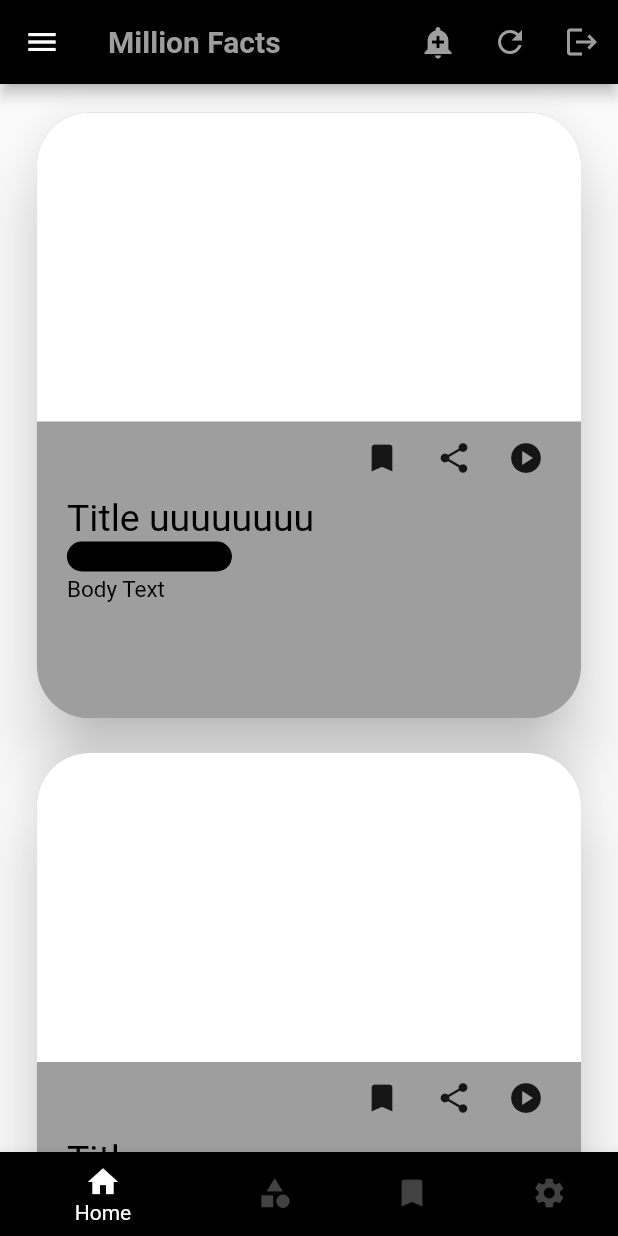
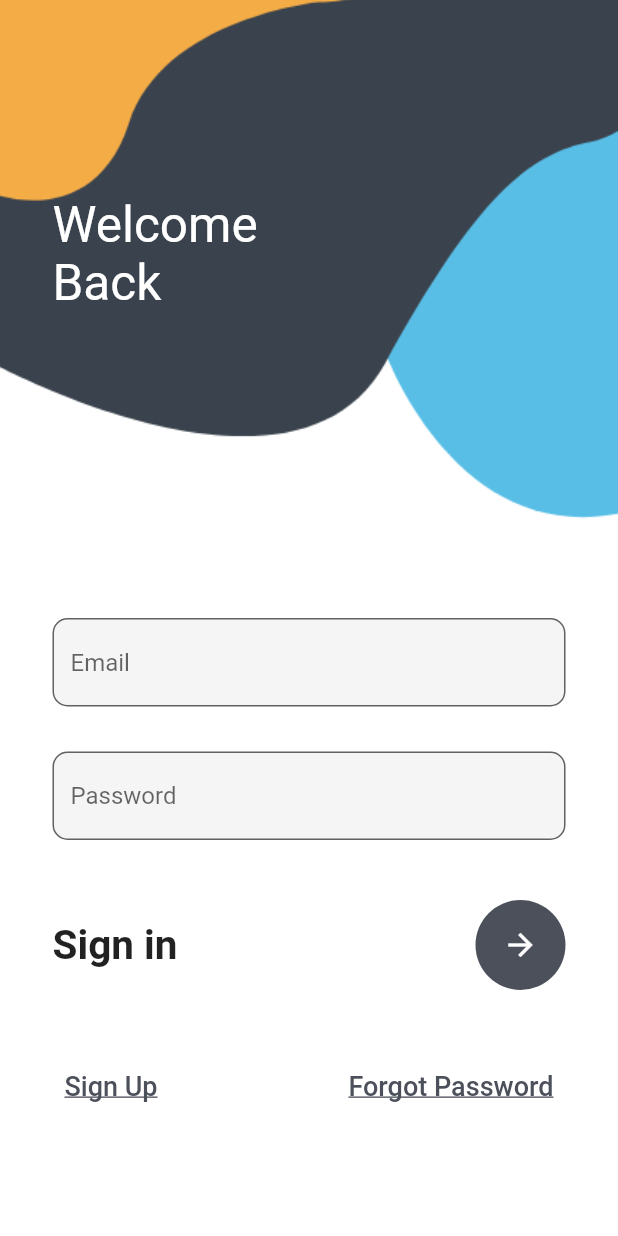
Before and after one commit to zahinaqthar/millionfact, a Flutter app: the screen it shows after launch, on a phone screen of 412 x 824 dp. Run offline on Flutter 3.47's test engine with Material 2 defaults, Android fonts, the phone set to English and light mode, and no system bars.

Commit message:
Menambahkan design login dan sign up

```diff
--- /dev/null
+++ b/lib/login.dart
@@ -0,0 +1,139 @@
+import 'package:flutter/material.dart';
+import 'package:testtextflutter/homePage.dart';
+
+class MyLogin extends StatefulWidget {
+  const MyLogin({Key? key}) : super(key: key);
+
+  @override
+  _MyLoginState createState() => _MyLoginState();
+}
+
+class _MyLoginState extends State<MyLogin> {
+  @override
+  Widget build(BuildContext context) {
+    return Container(
+      decoration: BoxDecoration(
+        image: DecorationImage(
+            image: AssetImage('assets/login.png'), fit: BoxFit.cover),
+      ),
+      child: Scaffold(
+        backgroundColor: Colors.transparent,
+        body: Stack(
+          children: [
+            Container(),
+            Container(
+              padding: EdgeInsets.only(left: 35, top: 130),
+              child: Text(
+                'Welcome\nBack',
+                style: TextStyle(color: Colors.white, fontSize: 33),
+              ),
+            ),
+            SingleChildScrollView(
+              child: Container(
+                padding: EdgeInsets.only(
+                    top: MediaQuery.of(context).size.height * 0.5),
+                child: Column(
+                  crossAxisAlignment: CrossAxisAlignment.start,
+                  children: [
+                    Container(
+                      margin: EdgeInsets.only(left: 35, right: 35),
+                      child: Column(
+                        children: [
+                          TextField(
+                            style: TextStyle(color: Colors.black),
+                            decoration: InputDecoration(
+                                fillColor: Colors.grey.shade100,
+                                filled: true,
+                                hintText: "Email",
+                                border: OutlineInputBorder(
+                                  borderRadius: BorderRadius.circular(10),
+                                )),
+                          ),
+                          SizedBox(
+                            height: 30,
+                          ),
+                          TextField(
+                            style: TextStyle(),
+                            obscureText: true,
+                            decoration: InputDecoration(
+                                fillColor: Colors.grey.shade100,
+                                filled: true,
+                                hintText: "Password",
+                                border: OutlineInputBorder(
+                                  borderRadius: BorderRadius.circular(10),
+                                )),
+                          ),
+                          SizedBox(
+                            height: 40,
+                          ),
+                          Row(
+                            mainAxisAlignment: MainAxisAlignment.spaceBetween,
+                            children: [
+                              Text(
+                                'Sign in',
+                                style: TextStyle(
+                                    fontSize: 27, fontWeight: FontWeight.w700),
+                              ),
+                              CircleAvatar(
+                                radius: 30,
+                                backgroundColor: Color(0xff4c505b),
+                                child: IconButton(
+                                    color: Colors.white,
+                                    onPressed: () {
+                                      Navigator.push(
+                                          context,
+                                          MaterialPageRoute(
+                                              builder: (context) =>
+                                                  homePage()));
+                                    },
+                                    icon: Icon(
+                                      Icons.arrow_forward,
+                                    )),
+                              )
+                            ],
+                          ),
+                          SizedBox(
+                            height: 40,
+                          ),
+                          Row(
+                            mainAxisAlignment: MainAxisAlignment.spaceBetween,
+                            children: [
+                              TextButton(
+                                onPressed: () {
+                                  Navigator.pushNamed(context, 'register');
+                                },
+                                child: Text(
+                                  'Sign Up',
+                                  textAlign: TextAlign.left,
+                                  style: TextStyle(
+                                      decoration: TextDecoration.underline,
+                                      color: Color(0xff4c505b),
+                                      fontSize: 18),
+                                ),
+                                style: ButtonStyle(),
+                              ),
+                              TextButton(
+                                  onPressed: () {},
+                                  child: Text(
+                                    'Forgot Password',
+                                    style: TextStyle(
+                                      decoration: TextDecoration.underline,
+                                      color: Color(0xff4c505b),
+                                      fontSize: 18,
+                                    ),
+                                  )),
+                            ],
+                          )
+                        ],
+                      ),
+                    )
+                  ],
+                ),
+              ),
+            ),
+          ],
+        ),
+      ),
+    );
+  }
+}
--- a/lib/main.dart
+++ b/lib/main.dart
@@ -1,7 +1,6 @@
 import 'package:flutter/material.dart';
-import 'package:testtextflutter/carddesign2.dart';
-import 'package:testtextflutter/carditemlist.dart';
-import 'package:testtextflutter/settinglist.dart';
+import 'package:testtextflutter/login.dart';
+import 'package:testtextflutter/register.dart';
 
 void main() {
   runApp(const MyApp());
@@ -15,155 +14,14 @@
 }
 
 class _MyWidgetState extends State<MyApp> {
-  int _selectedIndex = 0;
-  static const TextStyle optionStyle =
-      TextStyle(fontSize: 30, fontWeight: FontWeight.bold);
-  List<Widget> _widgetOptions = <Widget>[
-    cardlist(),
-    Text(
-      'Index 1',
-      style: optionStyle,
-    ),
-    Text(
-      'Index 2',
-      style: optionStyle,
-    ),
-    settingList(),
-  ];
-
-  void _onItemTapped(int index) {
-    setState(() {
-      _selectedIndex = index;
-    });
-  }
-
   @override
   Widget build(BuildContext context) {
     return MaterialApp(
-      home: Scaffold(
-        appBar: AppBar(
-          backgroundColor: Colors.black,
-          title: Text(
-            "Million Facts",
-            style: TextStyle(color: Colors.grey, fontWeight: FontWeight.bold),
-          ),
-          actions: <Widget>[
-            IconButton(
-              onPressed: () {},
-              color: Colors.grey,
-              icon: const Icon(Icons.add_alert),
-              tooltip: "show SnackBar",
-            ),
-            IconButton(
-              onPressed: () {},
-              color: Colors.grey,
-              icon: const Icon(Icons.refresh),
-              tooltip: "Refresh",
-            ),
-            IconButton(
-              onPressed: () {},
-              color: Colors.grey,
-              icon: const Icon(Icons.logout),
-              tooltip: "log out",
-            ),
-          ],
-        ),
-        body: _widgetOptions.elementAt(_selectedIndex),
-        bottomNavigationBar: BottomNavigationBar(
-          items: const <BottomNavigationBarItem>[
-            BottomNavigationBarItem(
-              icon: Icon(Icons.home),
-              label: 'Home',
-              backgroundColor: Colors.black,
-            ),
-            BottomNavigationBarItem(
-              icon: Icon(Icons.category),
-              label: 'Category',
-              backgroundColor: Colors.black,
-            ),
-            BottomNavigationBarItem(
-              icon: Icon(Icons.bookmark),
-              label: 'Bookmark',
-              backgroundColor: Colors.black,
-            ),
-            BottomNavigationBarItem(
-              icon: Icon(Icons.settings),
-              label: 'Settings',
-              backgroundColor: Colors.black,
-            ),
-          ],
-          currentIndex: _selectedIndex,
-          selectedItemColor: Colors.white,
-          unselectedItemColor: Colors.grey[800],
-          onTap: _onItemTapped,
-        ),
-        drawer: Drawer(
-          child: ListView(
-            padding: EdgeInsets.zero,
-            children: <Widget>[
-              const DrawerHeader(
-                child: Text(
-                  "Ini Header",
-                  style: TextStyle(
-                      color: Colors.grey, fontWeight: FontWeight.bold),
-                ),
-                decoration: BoxDecoration(
-                  color: Colors.black,
-                ),
-              ),
-              ListTile(
-                title: const Text("Item 1"),
-                leading: Icon(Icons.alarm),
-                onTap: () {
-                  Navigator.pop(context);
-                },
-              ),
-              ListTile(
-                title: const Text("Item 2"),
-                leading: Icon(Icons.message),
-                onTap: () {
-                  Navigator.pop(context);
-                },
-              ),
-              ListTile(
-                title: const Text("Item 3"),
-                leading: Icon(Icons.email),
-                onTap: () {
-                  Navigator.pop(context);
-                },
-              ),
-              ListTile(
-                title: const Text("Item 4"),
-                leading: Icon(Icons.phone),
-                onTap: () {
-                  Navigator.pop(context);
-                },
-              ),
-              ListTile(
-                title: const Text("Item 5"),
-                leading: Icon(Icons.camera),
-                onTap: () {
-                  Navigator.pop(context);
-                },
-              ),
-              ListTile(
-                title: const Text("Item 6"),
-                leading: Icon(Icons.watch),
-                onTap: () {
-                  Navigator.pop(context);
-                },
-              ),
-              ListTile(
-                title: const Text("Item 7"),
-                leading: Icon(Icons.exit_to_app),
-                onTap: () {
-                  Navigator.pop(context);
-                },
-              ),
-            ],
-          ),
-        ),
-      ),
+      home: MyLogin(),
+      routes: {
+        'register': (context) => MyRegister(),
+        'login': (context) => MyLogin(),
+      },
     );
   }
 }
```
Also changed, not shown: lib/homePage.dart (added, +165 -0 lines), lib/register.dart (added, +180 -0 lines), pubspec.yaml (+4 -6 lines), assets/login.png (added), assets/register.png (added).
